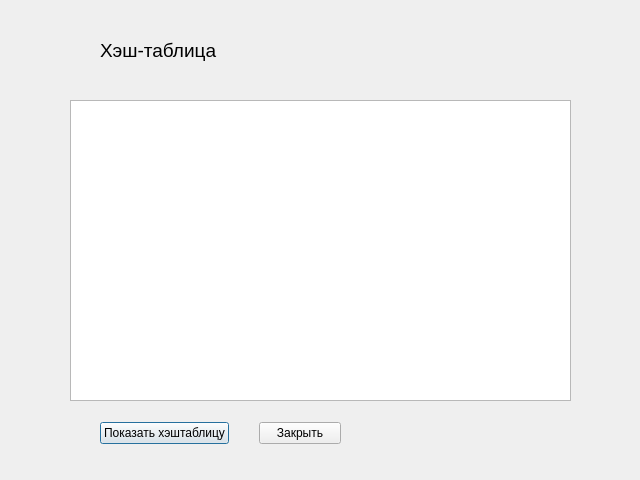
Above: showhashfunction.ui from MrRufRUS/CourseWork2023 before the change. Below: the same form after it.
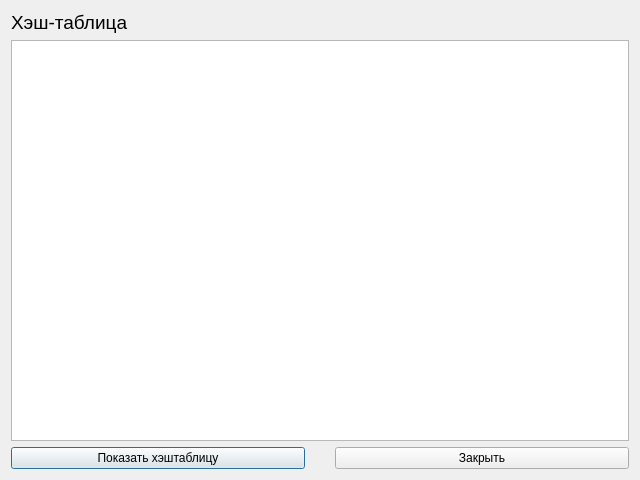
That is the form after the change.

What changed in the file:
```diff
--- a/showhashfunction.ui
+++ b/showhashfunction.ui
@@ -13,15 +13,9 @@
   <property name="windowTitle">
    <string>Dialog</string>
   </property>
+  <layout class="QVBoxLayout" name="verticalLayout">
+   <item>
   <widget class="QLabel" name="label">
-   <property name="geometry">
-    <rect>
-     <x>100</x>
-     <y>40</y>
-     <width>241</width>
-     <height>21</height>
-    </rect>
-   </property>
    <property name="font">
     <font>
      <pointsize>14</pointsize>
@@ -31,25 +25,11 @@
     <string>Хэш-таблица</string>
    </property>
   </widget>
-  <widget class="QTextBrowser" name="hashtable">
-   <property name="geometry">
-    <rect>
-     <x>70</x>
-     <y>100</y>
-     <width>501</width>
-     <height>301</height>
-    </rect>
-   </property>
-  </widget>
-  <widget class="QWidget" name="">
-   <property name="geometry">
-    <rect>
-     <x>100</x>
-     <y>420</y>
-     <width>241</width>
-     <height>26</height>
-    </rect>
-   </property>
+   </item>
+   <item>
+    <widget class="QTextBrowser" name="hashtable"/>
+   </item>
+   <item>
    <layout class="QHBoxLayout" name="horizontalLayout">
     <property name="spacing">
      <number>30</number>
@@ -69,7 +49,8 @@
      </widget>
     </item>
    </layout>
-  </widget>
+   </item>
+  </layout>
  </widget>
  <resources/>
  <connections/>
```
Lines whose indentation alone changed are shown as unchanged.
